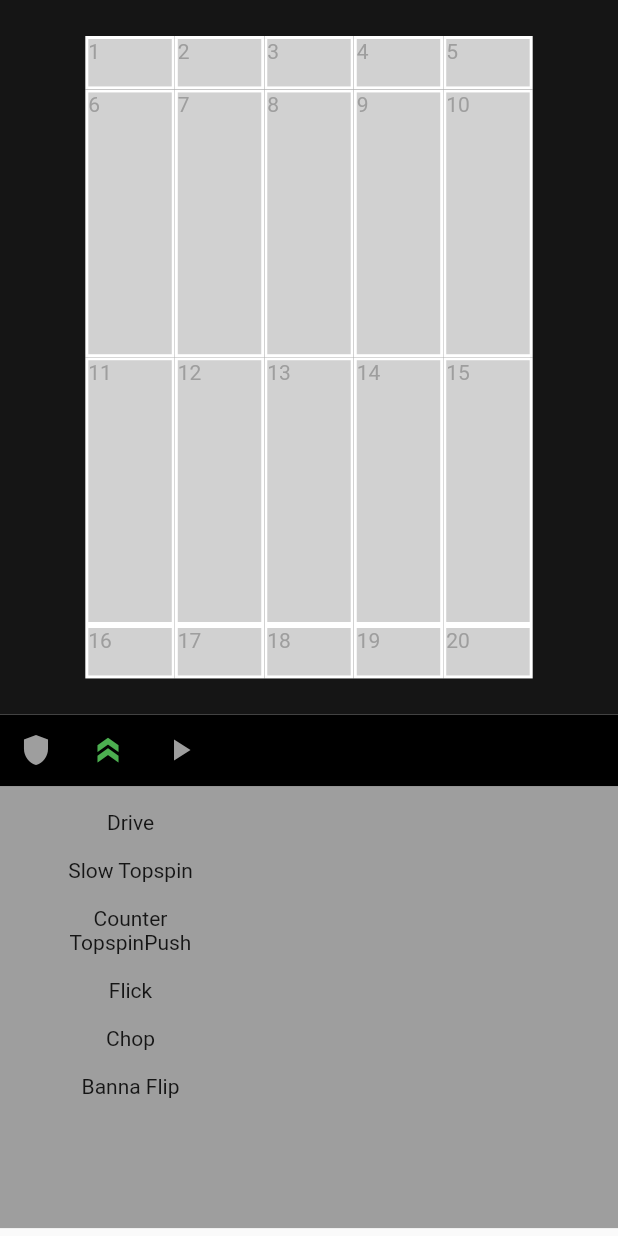
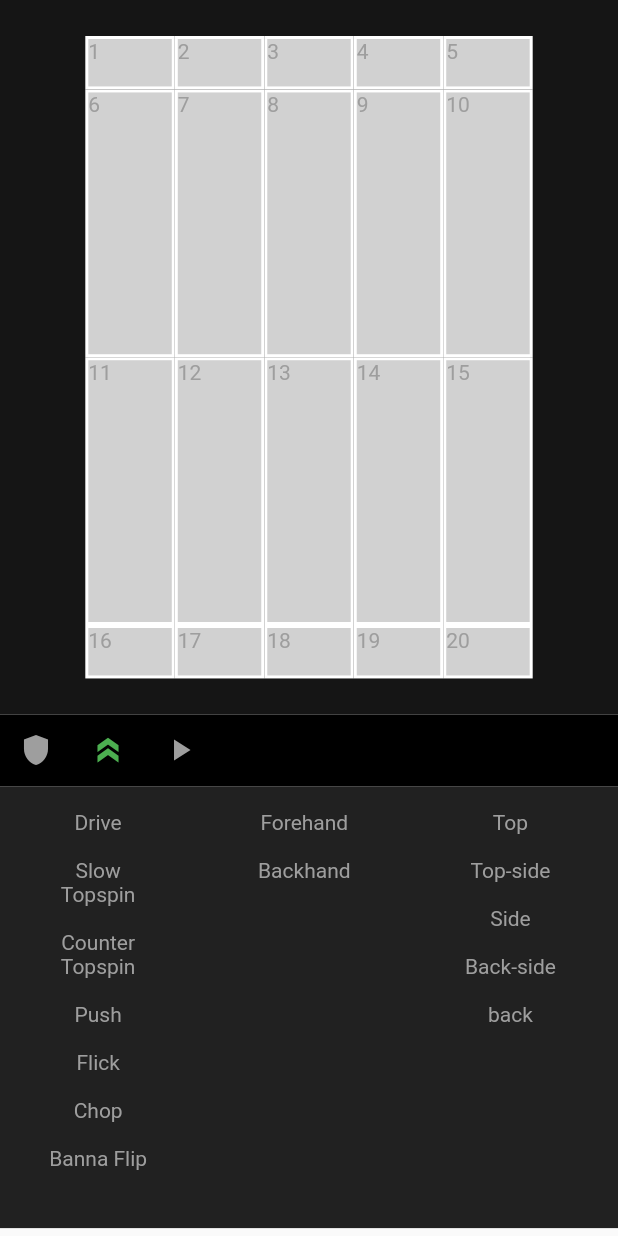
Before and after one commit to ryanpetersja/quantt-flutter, a Flutter app: the AddBallScreen screen opened directly, on a phone screen of 412 x 824 dp. Run offline on Flutter 3.47's test engine with Material 2 defaults, Android fonts, the phone set to English and light mode, and no system bars; network calls fail.

Commit message:
added hand select, and spin selector, setup theme to look like real table

```diff
--- a/lib/views/balls/add_ball_screen.dart
+++ b/lib/views/balls/add_ball_screen.dart
@@ -20,6 +20,8 @@ class _AddBallScreenState extends State<AddBallScreen> {
   String selectedStroke = '';
   String strokeCategory = 'offensive';
   String selectedStrokeCategory = 'offensive';
+  String chosenHand = "";
+  String selectedSpin = "";
 
   _buildStrokeList() {
     List<String> strokes = [];
@@ -30,7 +32,7 @@ class _AddBallScreenState extends State<AddBallScreen> {
           strokes = [
             "Drive",
             "Slow Topspin",
-            "Counter Topspin"
+            "Counter Topspin",
             "Push",
             "Flick",
             "Chop",
@@ -77,15 +79,38 @@ class _AddBallScreenState extends State<AddBallScreen> {
             });
           },
           child: Container(
-            width: 150,
+            width: appWidth * 0.26,
             decoration: selectedStroke == stroke
-                ? BoxDecoration(color: Theme.of(context).primaryColor)
+                ? BoxDecoration(
+                    color: Theme.of(context).primaryColor.withOpacity(0.7),
+                    border: const Border.symmetric(
+                        horizontal: BorderSide(
+                            color: Color.fromARGB(255, 205, 193, 66))),
+                    gradient: LinearGradient(
+                      begin: Alignment.centerLeft,
+                      end: Alignment.centerRight,
+                      colors: [
+                        Theme.of(context).primaryColor.withOpacity(0.0),
+                        Theme.of(context).primaryColor.withOpacity(0.9),
+                        Theme.of(context).primaryColor.withOpacity(0.00),
+                      ],
+                    ))
                 : const BoxDecoration(),
             child: Padding(
               padding: const EdgeInsets.symmetric(horizontal: 20, vertical: 8),
               child: Text(
                 stroke,
                 textAlign: TextAlign.center,
+                style: selectedStroke == stroke
+                    ? const TextStyle(
+                        color: Colors.white,
+                        fontWeight: FontWeight.w900,
+                        fontSize: 16,
+                      )
+                    : const TextStyle(
+                        color: Colors.grey,
+                        fontSize: 14,
+                      ),
               ),
             ),
           ),
@@ -185,6 +210,140 @@ class _AddBallScreenState extends State<AddBallScreen> {
     );
   }
 
+  _buildHandSelector() {
+    List hands = ["Forehand", "Backhand"];
+
+    List<Widget> handWidgets = [];
+    for (var hand in hands) {
+      handWidgets.add(GestureDetector(
+        onTap: () {
+          setState(() {
+            chosenHand = hand;
+          });
+        },
+        child: Container(
+          width: 120,
+          decoration: hand == chosenHand
+              ? BoxDecoration(
+                  color: Theme.of(context).primaryColor.withOpacity(0.7),
+                  border: const Border.symmetric(
+                      horizontal:
+                          BorderSide(color: Color.fromARGB(255, 205, 193, 66))),
+                  gradient: LinearGradient(
+                    begin: Alignment.centerLeft,
+                    end: Alignment.centerRight,
+                    colors: [
+                      Theme.of(context).primaryColor.withOpacity(0.0),
+                      Theme.of(context).primaryColor.withOpacity(0.9),
+                      Theme.of(context).primaryColor.withOpacity(0.00),
+                    ],
+                  ))
+              : const BoxDecoration(),
+          child: Padding(
+            padding: const EdgeInsets.symmetric(horizontal: 10, vertical: 8),
+            child: Text(
+              hand,
+              textAlign: TextAlign.center,
+              style: chosenHand == hand
+                  ? const TextStyle(
+                      color: Colors.white,
+                      fontWeight: FontWeight.w900,
+                      fontSize: 16,
+                    )
+                  : const TextStyle(
+                      color: Colors.grey,
+                      fontSize: 14,
+                    ),
+            ),
+          ),
+        ),
+      ));
+    }
+    return Padding(
+      padding: const EdgeInsets.symmetric(vertical: 8, horizontal: 12),
+      child: Column(
+        children: [
+          Row(
+            children: [
+              Column(
+                mainAxisAlignment: MainAxisAlignment.spaceEvenly,
+                crossAxisAlignment: CrossAxisAlignment.start,
+                children: handWidgets,
+              ),
+            ],
+          ),
+        ],
+      ),
+    );
+  }
+
+  _buildSpinSelector() {
+    List spins = ["Top", "Top-side", "Side", "Back-side", "back"];
+
+    List<Widget> handWidgets = [];
+    for (var spin in spins) {
+      handWidgets.add(GestureDetector(
+        onTap: () {
+          setState(() {
+            selectedSpin = spin;
+          });
+        },
+        child: Container(
+          width: appWidth * 0.26,
+          decoration: spin == selectedSpin
+              ? BoxDecoration(
+                  color: Theme.of(context).primaryColor.withOpacity(0.7),
+                  border: const Border.symmetric(
+                      horizontal:
+                          BorderSide(color: Color.fromARGB(255, 205, 193, 66))),
+                  gradient: LinearGradient(
+                    begin: Alignment.centerLeft,
+                    end: Alignment.centerRight,
+                    colors: [
+                      Theme.of(context).primaryColor.withOpacity(0.0),
+                      Theme.of(context).primaryColor.withOpacity(0.9),
+                      Theme.of(context).primaryColor.withOpacity(0.00),
+                    ],
+                  ))
+              : const BoxDecoration(),
+          child: Padding(
+            padding: const EdgeInsets.symmetric(horizontal: 2, vertical: 8),
+            child: Text(
+              spin,
+              textAlign: TextAlign.center,
+              style: selectedSpin == spin
+                  ? const TextStyle(
+                      color: Colors.white,
+                      fontWeight: FontWeight.w900,
+                      fontSize: 16,
+                    )
+                  : const TextStyle(
+                      color: Colors.grey,
+                      fontSize: 14,
+                    ),
+            ),
+          ),
+        ),
+      ));
+    }
+    return Padding(
+      padding: const EdgeInsets.symmetric(vertical: 8, horizontal: 12),
+      child: Column(
+        children: [
+          Row(
+            children: [
+              Column(
+                mainAxisAlignment: MainAxisAlignment.spaceEvenly,
+                crossAxisAlignment: CrossAxisAlignment.start,
+                children: handWidgets,
+              ),
+            ],
+          ),
+        ],
+      ),
+    );
+  }
+
   @override
   Widget build(BuildContext context) {
     return Scaffold(
@@ -192,8 +351,8 @@ class _AddBallScreenState extends State<AddBallScreen> {
       body: ListView(children: [
         Container(
           height: appHeight * tableProportion,
-          width: 100,
-          padding: const EdgeInsets.all(10),
+          width: appWidth * 0.26,
+          padding: const EdgeInsets.all(0),
           decoration:
               const BoxDecoration(color: Color.fromARGB(255, 21, 21, 21)),
           child: Row(
@@ -265,8 +424,16 @@ class _AddBallScreenState extends State<AddBallScreen> {
         ),
         Container(
           height: appHeight * 0.34,
-          decoration: const BoxDecoration(color: Colors.grey),
-          child: _buildStrokeList(),
+          decoration: const BoxDecoration(color: Colors.black87),
+          child: Row(
+            children: [
+              //List controlls
+              _buildStrokeList(),
+              _buildHandSelector(),
+              _buildSpinSelector()
+
+            ],
+          ),
         )
       ]),
     );
```
